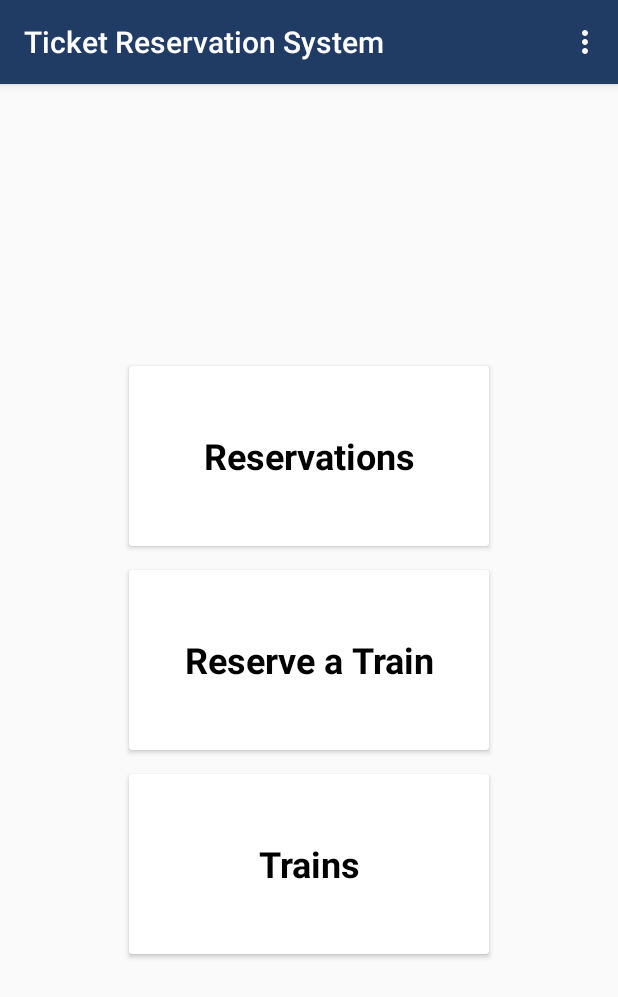
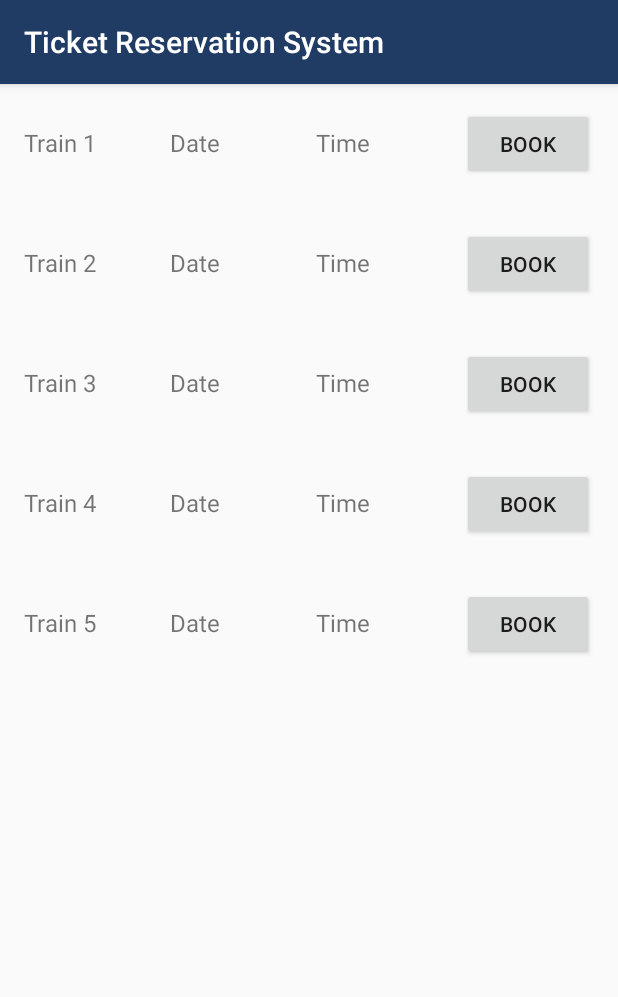
Before and after one commit to charithlanzzz/Ticket_Reservation_Android, an Android app: the DashboardActivity screen opened directly, with no data from a screen before it, after a tap on "Trains", on a phone screen of 412 x 824 dp. Shown: the top 997 px of the screen. Run offline under Robolectric (Android 15) with nearby library versions, the phone set to English and light mode, and no system bars.

Commit message:
Train list view implemented

```diff
--- a/app/src/main/AndroidManifest.xml
+++ b/app/src/main/AndroidManifest.xml
@@ -39,6 +39,9 @@
         <!-- Add the ReservationsActivity declaration -->
         <activity android:name=".activities.ReserveTrainActivity" />
 
+        <!-- Add the ReservationsActivity declaration -->
+        <activity android:name=".activities.TrainsActivity" />
+
 
     </application>
 
--- a/app/src/main/java/com/example/ticket_reservation_android/activities/DashboardActivity.java
+++ b/app/src/main/java/com/example/ticket_reservation_android/activities/DashboardActivity.java
@@ -106,8 +106,11 @@ public class DashboardActivity extends AppCompatActivity {
         trainsButton.setOnClickListener(new View.OnClickListener() {
             @Override
             public void onClick(View v) {
-                // Handle trains button click
-                // You can navigate to the trains screen or perform other actions here
+                // Create an Intent to navigate to the ReservationsActivity
+                Intent reservationsIntent = new Intent(DashboardActivity.this, TrainsActivity.class);
+
+                // Start the ReservationsActivity
+                startActivity(reservationsIntent);
             }
         });
 
--- /dev/null
+++ b/app/src/main/java/com/example/ticket_reservation_android/activities/TrainsActivity.java
@@ -0,0 +1,53 @@
+package com.example.ticket_reservation_android.activities;// TrainsActivity.java
+import android.os.Bundle;
+import android.widget.AdapterView;
+import android.widget.ListView;
+import android.widget.ArrayAdapter;
+import android.widget.Toast;
+import android.view.View;
+import android.widget.Button;
+import androidx.appcompat.app.AppCompatActivity;
+
+import com.example.ticket_reservation_android.R;
+
+public class TrainsActivity extends AppCompatActivity {
+
+    private ListView trainsListView;
+    private String[] trainData; // Replace with your actual data
+
+
+    @Override
+    protected void onCreate(Bundle savedInstanceState) {
+        super.onCreate(savedInstanceState);
+        setContentView(R.layout.activity_trains);
+
+        // Replace trainData with your actual data
+        trainData = new String[]{
+                "Train 1",
+                "Train 2",
+                "Train 3",
+                "Train 4",
+                "Train 5",
+        };
+
+        // Initialize UI elements
+        trainsListView = findViewById(R.id.trainsListView);
+
+        // Create an adapter to display data in the ListView
+        ArrayAdapter<String> adapter = new ArrayAdapter<>(this, R.layout.train_item, R.id.trainNameTextView, trainData);
+
+        // Set the adapter to the ListView
+        trainsListView.setAdapter(adapter);
+
+        // Set click listener for the "Book" button
+        trainsListView.setOnItemClickListener(new AdapterView.OnItemClickListener() {
+            @Override
+            public void onItemClick(AdapterView<?> parent, View view, int position, long id) {
+                String selectedTrain = trainData[position];
+                // Extract train details and handle booking here
+                // You can parse the selectedTrain string to get train information
+                Toast.makeText(TrainsActivity.this, "Booking for: " + selectedTrain, Toast.LENGTH_SHORT).show();
+            }
+        });
+    }
+}
--- /dev/null
+++ b/app/src/main/res/layout/activity_trains.xml
@@ -0,0 +1,14 @@
+<?xml version="1.0" encoding="utf-8"?>
+<LinearLayout xmlns:android="http://schemas.android.com/apk/res/android"
+    android:layout_width="match_parent"
+    android:layout_height="match_parent"
+    android:orientation="vertical">
+
+    <ListView
+        android:id="@+id/trainsListView"
+        android:layout_width="match_parent"
+        android:layout_height="match_parent"
+        android:divider="@null"
+        android:dividerHeight="0dp" />
+
+</LinearLayout>
--- /dev/null
+++ b/app/src/main/res/layout/train_item.xml
@@ -0,0 +1,37 @@
+<?xml version="1.0" encoding="utf-8"?>
+<LinearLayout xmlns:android="http://schemas.android.com/apk/res/android"
+    android:layout_width="match_parent"
+    android:layout_height="wrap_content"
+    android:orientation="horizontal"
+    android:padding="16dp">
+
+    <TextView
+        android:layout_width="0dp"
+        android:layout_height="wrap_content"
+        android:layout_weight="1"
+        android:id="@+id/trainNameTextView"
+        android:text="Train 1"
+        android:textSize="16sp" />
+
+    <TextView
+        android:layout_width="0dp"
+        android:layout_height="wrap_content"
+        android:layout_weight="1"
+        android:id="@+id/dateTextView"
+        android:text="Date"
+        android:textSize="16sp" />
+
+    <TextView
+        android:layout_width="0dp"
+        android:layout_height="wrap_content"
+        android:layout_weight="1"
+        android:id="@+id/timeTextView"
+        android:text="Time"
+        android:textSize="16sp" />
+
+    <Button
+        android:layout_width="wrap_content"
+        android:layout_height="wrap_content"
+        android:id="@+id/bookButton"
+        android:text="Book" />
+</LinearLayout>
```
